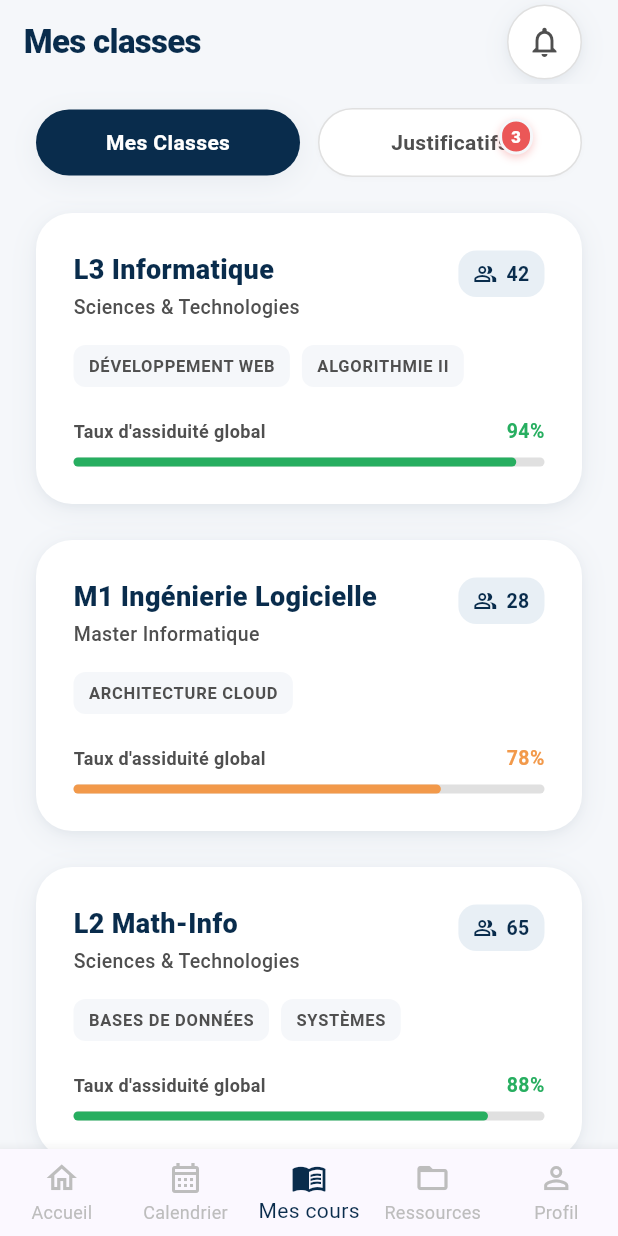
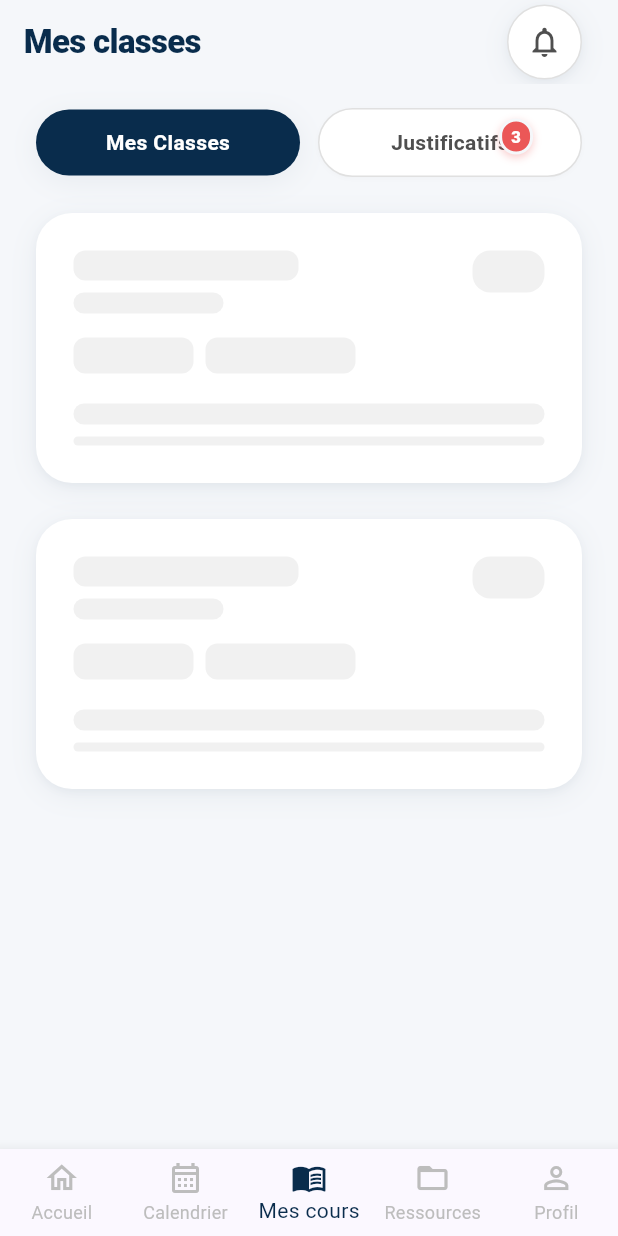
Before and after one commit to Syndory/syndory-prof, a Flutter app: the first screen one second after launch, on a phone screen of 412 x 824 dp. Run offline on Flutter 3.47's test engine with Material 3 defaults, Android fonts, the phone set to English and light mode, and no system bars; our stand-ins replace supabase_flutter; accounts and stored records are empty.

Commit message:
feat(classes): Integrated the loading and error state for the screen

```diff
--- a/lib/features/classes/classes_screen.dart
+++ b/lib/features/classes/classes_screen.dart
@@ -1,9 +1,118 @@
 import 'package:flutter/material.dart';
 
 import 'widgets/class_card.dart';
+import 'widgets/class_skeleton.dart';
+import 'widgets/state_box.dart';
 
-class ClassesScreen extends StatelessWidget {
+enum ClassesUiState { loading, empty, error, loaded }
+
+class ClassesScreen extends StatefulWidget {
   const ClassesScreen({super.key});
+
+  @override
+  State<ClassesScreen> createState() => _ClassesScreenState();
+}
+
+class _ClassesScreenState extends State<ClassesScreen> {
+  ClassesUiState _state = ClassesUiState.loading;
+
+  @override
+  void initState() {
+    super.initState();
+    _simulateInitialLoad();
+  }
+
+  void _simulateInitialLoad() {
+    // 1. Initial loading for 1.5s
+    Future.delayed(const Duration(milliseconds: 1500), () {
+      if (mounted) {
+        // 2. Fail the first time to show the error state
+        setState(() {
+          _state = ClassesUiState.error;
+        });
+      }
+    });
+  }
+
+  void _onRetry() {
+    setState(() {
+      _state = ClassesUiState.loading;
+    });
+
+    // 3. Retry loading for a shorter time (0.8s)
+    Future.delayed(const Duration(milliseconds: 800), () {
+      if (mounted) {
+        // 4. Succeed and show data
+        setState(() {
+          _state = ClassesUiState.loaded;
+        });
+      }
+    });
+  }
+
+  Widget _buildContent() {
+    switch (_state) {
+      case ClassesUiState.loading:
+        return ListView(
+          padding: const EdgeInsets.symmetric(horizontal: 24, vertical: 8),
+          children: const [ClassSkeleton(), ClassSkeleton()],
+        );
+      case ClassesUiState.empty:
+        return ListView(
+          padding: const EdgeInsets.symmetric(horizontal: 24, vertical: 8),
+          children: const [
+            StateBox(
+              icon: Icons.school_outlined,
+              title: 'Aucune classe assignée',
+              description:
+                  'Vous n\'avez pas de classe affectée pour le moment. Veuillez contacter l\'administration en cas de besoin.',
+            ),
+          ],
+        );
+      case ClassesUiState.error:
+        return ListView(
+          padding: const EdgeInsets.symmetric(horizontal: 24, vertical: 8),
+          children: [
+            StateBox(
+              icon: Icons.error_outline,
+              iconColor: const Color(0xFFEB5757), // --error
+              title: 'Erreur de chargement',
+              description:
+                  'Impossible de charger vos classes suite à un problème de connexion.',
+              buttonText: 'Réessayer',
+              onButtonPressed: _onRetry,
+            ),
+          ],
+        );
+      case ClassesUiState.loaded:
+        return ListView(
+          padding: const EdgeInsets.symmetric(horizontal: 24, vertical: 8),
+          children: const [
+            ClassCard(
+              title: 'L3 Informatique',
+              filiere: 'Sciences & Technologies',
+              studentCount: 42,
+              subjects: ['Développement Web', 'Algorithmie II'],
+              attendanceRate: 94,
+            ),
+            ClassCard(
+              title: 'M1 Ingénierie Logicielle',
+              filiere: 'Master Informatique',
+              studentCount: 28,
+              subjects: ['Architecture Cloud'],
+              attendanceRate: 78,
+            ),
+            ClassCard(
+              title: 'L2 Math-Info',
+              filiere: 'Sciences & Technologies',
+              studentCount: 65,
+              subjects: ['Bases de données', 'Systèmes'],
+              attendanceRate: 88,
+            ),
+          ],
+        );
+    }
+  }
 
   @override
   Widget build(BuildContext context) {
@@ -154,35 +263,8 @@ class ClassesScreen extends StatelessWidget {
             ),
           ),
 
-          // Content
-          Expanded(
-            child: ListView(
-              padding: const EdgeInsets.symmetric(horizontal: 24, vertical: 8),
-              children: const [
-                ClassCard(
-                  title: 'L3 Informatique',
-                  filiere: 'Sciences & Technologies',
-                  studentCount: 42,
-                  subjects: ['Développement Web', 'Algorithmie II'],
-                  attendanceRate: 94,
-                ),
-                ClassCard(
-                  title: 'M1 Ingénierie Logicielle',
-                  filiere: 'Master Informatique',
-                  studentCount: 28,
-                  subjects: ['Architecture Cloud'],
-                  attendanceRate: 78,
-                ),
-                ClassCard(
-                  title: 'L2 Math-Info',
-                  filiere: 'Sciences & Technologies',
-                  studentCount: 65,
-                  subjects: ['Bases de données', 'Systèmes'],
-                  attendanceRate: 88,
-                ),
-              ],
-            ),
-          ),
+          // Content Area
+          Expanded(child: _buildContent()),
         ],
       ),
     );
```
Also changed, not shown: lib/features/classes/widgets/class_skeleton.dart (+22 -7 lines), lib/features/classes/widgets/state_box.dart (+9 -7 lines).
